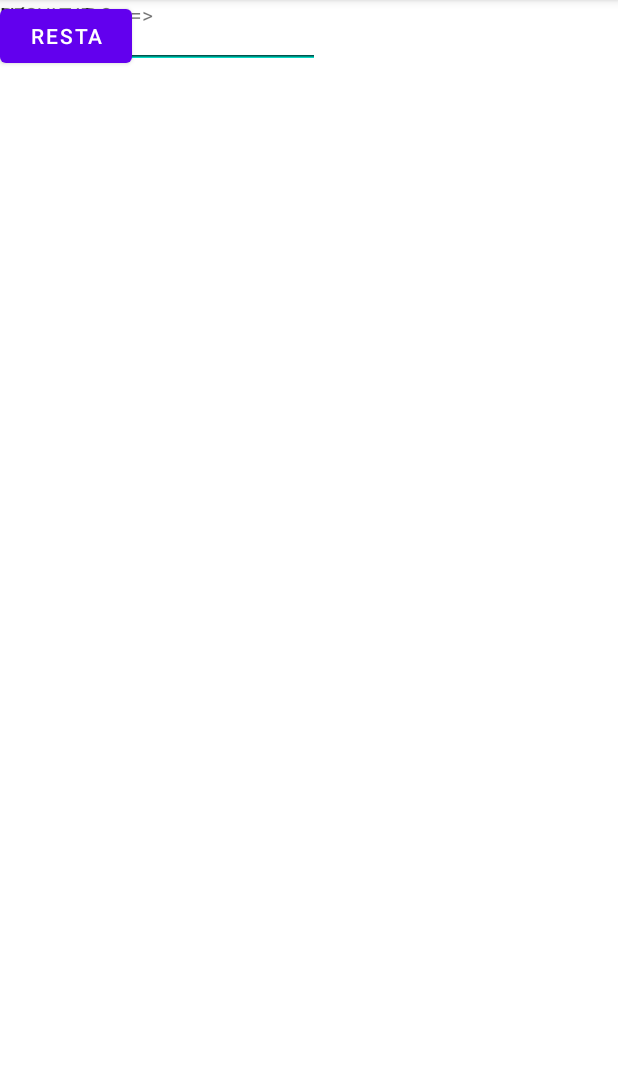
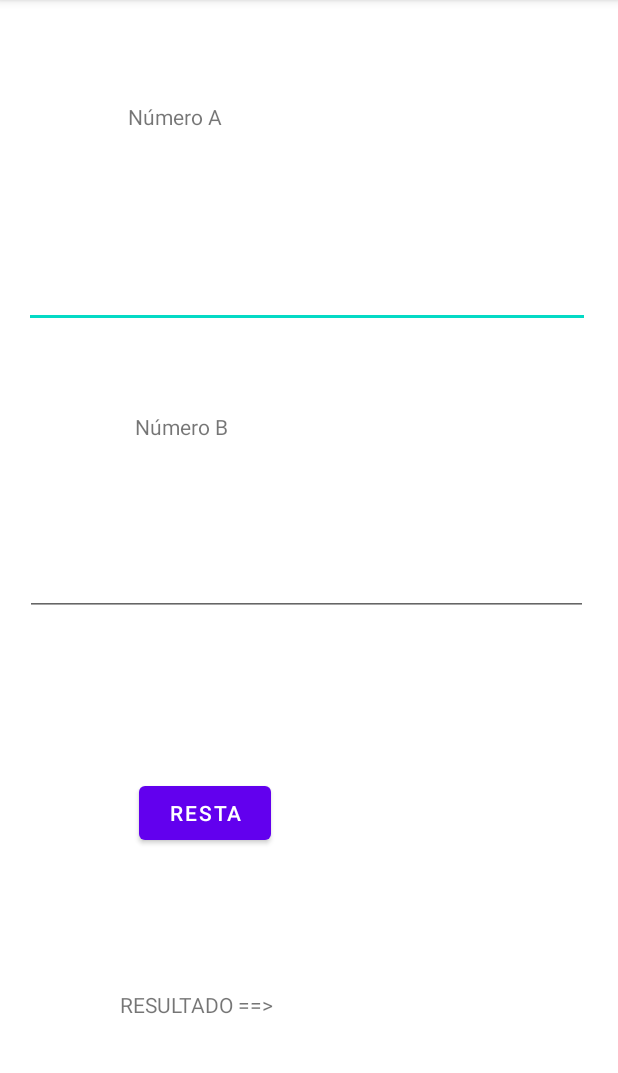
Before and after one commit to MarcoTenezaca021/tenezaca_CollaguazoExamen, an Android app: the screen it shows after launch (MainActivity), on a phone screen of 412 x 824 dp, the part 84-1157 px from its top. Run offline under Robolectric (Android 15) with nearby library versions, the phone set to English and light mode, and no system bars.

Commit message:
Collaguazo 19:47
Arreglo Interfaz

```diff
--- a/TenezacaCollaguazo/TenezacaCollaguazo2/app/src/main/java/com/example/ejercicio2_tenezacacollaguazo/MainActivity.java
+++ b/TenezacaCollaguazo/TenezacaCollaguazo2/app/src/main/java/com/example/ejercicio2_tenezacacollaguazo/MainActivity.java
@@ -30,6 +30,6 @@ public class MainActivity extends AppCompatActivity {
         n2 = Integer.parseInt(num2CJ.getText().toString());
         resta = n1- n2;
 
-
+        ResCJ.setText("Resultado : "+ resta);
     }
 }
--- a/TenezacaCollaguazo/TenezacaCollaguazo2/app/src/main/res/layout/activity_main.xml
+++ b/TenezacaCollaguazo/TenezacaCollaguazo2/app/src/main/res/layout/activity_main.xml
@@ -11,48 +11,73 @@
         android:layout_width="wrap_content"
         android:layout_height="wrap_content"
         android:text="@string/num1CJ"
-        tools:layout_editor_absoluteX="163dp"
-        tools:layout_editor_absoluteY="52dp" />
+        app:layout_constraintBottom_toBottomOf="parent"
+        app:layout_constraintHorizontal_bias="0.244"
+        app:layout_constraintLeft_toLeftOf="parent"
+        app:layout_constraintRight_toRightOf="parent"
+        app:layout_constraintTop_toTopOf="parent"
+        app:layout_constraintVertical_bias="0.091" />
 
     <EditText
         android:id="@+id/et1CJ"
-        android:layout_width="wrap_content"
-        android:layout_height="wrap_content"
+        android:layout_width="377dp"
+        android:layout_height="56dp"
         android:ems="10"
         android:inputType="number"
-        tools:layout_editor_absoluteX="163dp"
-        tools:layout_editor_absoluteY="71dp" />
+        app:layout_constraintBottom_toBottomOf="parent"
+        app:layout_constraintHorizontal_bias="0.459"
+        app:layout_constraintLeft_toLeftOf="parent"
+        app:layout_constraintRight_toRightOf="parent"
+        app:layout_constraintTop_toTopOf="parent"
+        app:layout_constraintVertical_bias="0.228" />
 
     <TextView
         android:id="@+id/txtN2"
         android:layout_width="wrap_content"
         android:layout_height="wrap_content"
         android:text="@string/num2CJ"
-        tools:layout_editor_absoluteX="168dp"
-        tools:layout_editor_absoluteY="152dp" />
+        app:layout_constraintBottom_toBottomOf="parent"
+        app:layout_constraintHorizontal_bias="0.257"
+        app:layout_constraintLeft_toLeftOf="parent"
+        app:layout_constraintRight_toRightOf="parent"
+        app:layout_constraintTop_toTopOf="parent"
+        app:layout_constraintVertical_bias="0.367" />
 
     <EditText
         android:id="@+id/et2CJ"
-        android:layout_width="wrap_content"
-        android:layout_height="wrap_content"
+        android:layout_width="375dp"
+        android:layout_height="56dp"
         android:ems="10"
         android:inputType="number"
-        tools:layout_editor_absoluteX="168dp"
-        tools:layout_editor_absoluteY="183dp" />
+        app:layout_constraintBottom_toBottomOf="parent"
+        app:layout_constraintHorizontal_bias="0.457"
+        app:layout_constraintLeft_toLeftOf="parent"
+        app:layout_constraintRight_toRightOf="parent"
+        app:layout_constraintTop_toTopOf="parent"
+        app:layout_constraintVertical_bias="0.498" />
 
     <Button
         android:id="@+id/btnSumaCJ"
         android:layout_width="wrap_content"
         android:layout_height="wrap_content"
+        android:onClick="operacion"
         android:text="@string/sumaCJ"
-        tools:layout_editor_absoluteX="456dp"
-        tools:layout_editor_absoluteY="104dp" />
+        app:layout_constraintBottom_toBottomOf="parent"
+        app:layout_constraintHorizontal_bias="0.286"
+        app:layout_constraintLeft_toLeftOf="parent"
+        app:layout_constraintRight_toRightOf="parent"
+        app:layout_constraintTop_toTopOf="parent"
+        app:layout_constraintVertical_bias="0.719" />
 
     <TextView
         android:id="@+id/txtResCJ"
         android:layout_width="wrap_content"
         android:layout_height="wrap_content"
         android:text="@string/reslCJ"
-        tools:layout_editor_absoluteX="172dp"
-        tools:layout_editor_absoluteY="287dp" />
+        app:layout_constraintBottom_toBottomOf="parent"
+        app:layout_constraintHorizontal_bias="0.259"
+        app:layout_constraintLeft_toLeftOf="parent"
+        app:layout_constraintRight_toRightOf="parent"
+        app:layout_constraintTop_toTopOf="parent"
+        app:layout_constraintVertical_bias="0.882" />
 </androidx.constraintlayout.widget.ConstraintLayout>
```
Also changed, not shown: 355 other files.
